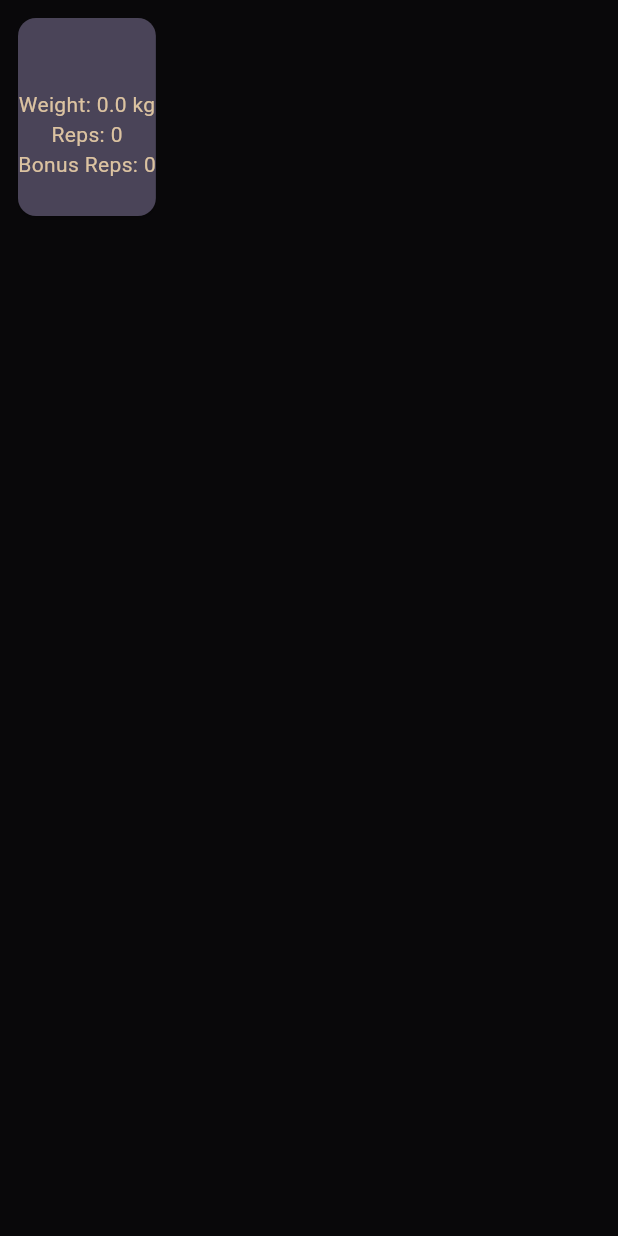
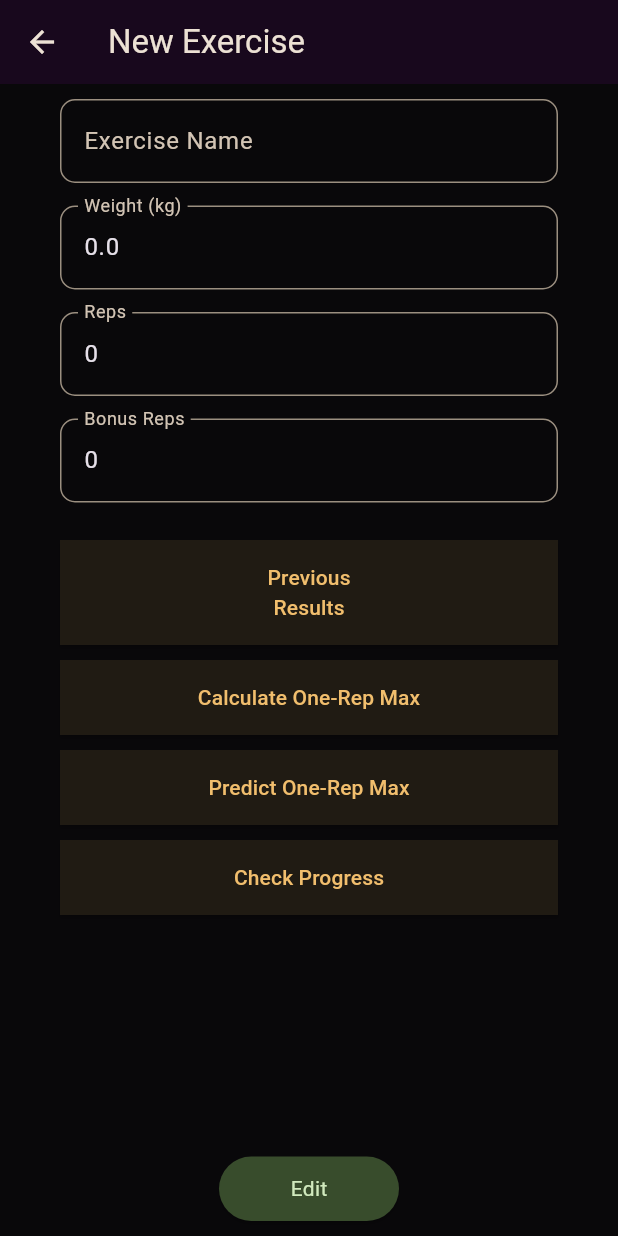
Before and after one commit to IgnacyBerent/Flutter-Workout_App, a Flutter app: the ExerciseCardInner widget shown alone on an empty page, opened directly with empty values, after a tap on an icon or button, on a phone screen of 412 x 824 dp. Run offline on Flutter 3.47's test engine with Material 3 defaults, Android fonts, the phone set to English and light mode, and no system bars; drawn by our look-alikes of flutter_typeahead; our stand-ins replace cloud_firestore, firebase_auth, firebase_core, flutter_riverpod; accounts and stored records are empty; generated files the repository leaves out were written again.

Commit message:
Adding editing exercise option

```diff
--- a/lib/providers/new_exercises_provider.dart
+++ b/lib/providers/new_exercises_provider.dart
@@ -12,10 +12,10 @@ class ExerciseNotifier extends StateNotifier<List<Exercise>> {
     state = state.where((e) => e != exercise).toList();
   }
 
-  void update(Exercise exercise) {
+  void update(Exercise editedExercise, Exercise exercise) {
     state = [
       for (final e in state)
-        if (e == exercise) exercise else e
+        if (e == exercise) editedExercise else e
     ];
   }
 
--- /dev/null
+++ b/lib/screens/edit_exercise.dart
@@ -0,0 +1,290 @@
+import 'package:flutter/material.dart';
+import 'package:flutter_riverpod/flutter_riverpod.dart';
+import 'package:workout_app/models/exercise_base.dart';
+import 'package:flutter_typeahead/flutter_typeahead.dart';
+import 'package:workout_app/providers/new_exercises_provider.dart';
+
+class EditExercise extends ConsumerStatefulWidget {
+  const EditExercise({
+    super.key,
+    required this.currentExercise,
+  });
+
+  final Exercise currentExercise;
+
+  @override
+  ConsumerState<EditExercise> createState() => _EditExerciseState();
+}
+
+class _EditExerciseState extends ConsumerState<EditExercise> {
+  final _options =
+      ExerciseName.values.map((exercise) => exercise.name).toList();
+  final _exerciseNameController = TextEditingController();
+  bool _isLoading = false;
+
+  final _formKey = GlobalKey<FormState>();
+
+  var _selectedExerciseName = '';
+  var _selectedWeight = 0.0;
+  var _selectedReps = 0;
+  var _selectedBonusReps = 0;
+
+  @override
+  void initState() {
+    super.initState();
+    _exerciseNameController.text = widget.currentExercise.name;
+    _selectedExerciseName = widget.currentExercise.name;
+    _selectedWeight = widget.currentExercise.weight;
+    _selectedReps = widget.currentExercise.reps;
+    _selectedBonusReps = widget.currentExercise.bonusReps;
+  }
+
+  void _editExercise() {
+    if (_formKey.currentState!.validate()) {
+      _formKey.currentState!.save();
+      setState(() {
+        _isLoading = true;
+      });
+
+      final editedExercise = Exercise(
+        name: _selectedExerciseName,
+        weight: _selectedWeight,
+        reps: _selectedReps,
+        bonusReps: _selectedBonusReps,
+      );
+
+      ref
+          .read(exerciseProvider.notifier)
+          .update(editedExercise, widget.currentExercise);
+      Navigator.of(context).pop();
+    }
+  }
+
+  @override
+  void dispose() {
+    _exerciseNameController.dispose();
+    super.dispose();
+  }
+
+  @override
+  Widget build(BuildContext context) {
+    return Scaffold(
+      resizeToAvoidBottomInset: false,
+      appBar: AppBar(
+        title: const Text('New Exercise'),
+      ),
+      body: Padding(
+        padding: const EdgeInsets.symmetric(horizontal: 40, vertical: 10),
+        child: Form(
+          key: _formKey,
+          child: Column(
+            children: [
+              TypeAheadField(
+                suggestionsCallback: ((search) => _options
+                    .where((option) =>
+                        option.toLowerCase().contains(search.toLowerCase()))
+                    .toList()),
+                controller: _exerciseNameController,
+                builder: (context, controller, focusNode) {
+                  return TextFormField(
+                    controller: controller,
+                    focusNode: focusNode,
+                    decoration: const InputDecoration(
+                      labelText: 'Exercise Name',
+                      border: OutlineInputBorder(
+                        borderRadius: BorderRadius.all(
+                          Radius.circular(10.0),
+                        ),
+                      ),
+                    ),
+                    validator: (value) {
+                      if (value == null || value.isEmpty) {
+                        return 'Please enter exercise name';
+                      }
+                      return null;
+                    },
+                    onSaved: (value) => _selectedExerciseName = value!,
+                  );
+                },
+                itemBuilder: (context, value) => ListTile(
+                  title: Text(value.toString()),
+                ),
+                onSelected: (value) {
+                  _exerciseNameController.text = value.toString();
+                },
+              ),
+              const SizedBox(height: 15),
+              TextFormField(
+                keyboardType: TextInputType.number,
+                initialValue: widget.currentExercise.weight.toString(),
+                decoration: const InputDecoration(
+                  labelText: 'Weight (kg)',
+                  border: OutlineInputBorder(
+                    borderRadius: BorderRadius.all(
+                      Radius.circular(10.0),
+                    ),
+                  ),
+                ),
+                validator: (value) {
+                  if (value == null || value.isEmpty) {
+                    return 'Please enter weight';
+                  }
+                  if (double.tryParse(value) == null ||
+                      double.parse(value) <= 0) {
+                    return 'Please enter valid weight';
+                  }
+                  return null;
+                },
+                onSaved: (value) => _selectedWeight = double.parse(value!),
+              ),
+              const SizedBox(height: 15),
+              TextFormField(
+                keyboardType: TextInputType.number,
+                initialValue: widget.currentExercise.reps.toString(),
+                decoration: const InputDecoration(
+                  labelText: 'Reps',
+                  border: OutlineInputBorder(
+                    borderRadius: BorderRadius.all(
+                      Radius.circular(10.0),
+                    ),
+                  ),
+                ),
+                validator: (value) {
+                  if (value == null || value.isEmpty) {
+                    return 'Please enter reps number';
+                  }
+                  if (int.tryParse(value) == null || int.parse(value) <= 0) {
+                    return 'Please enter valid reps number';
+                  }
+                  return null;
+                },
+                onSaved: (value) => _selectedReps = int.parse(value!),
+              ),
+              const SizedBox(height: 15),
+              TextFormField(
+                keyboardType: TextInputType.number,
+                initialValue: widget.currentExercise.bonusReps.toString(),
+                decoration: const InputDecoration(
+                  labelText: 'Bonus Reps',
+                  border: OutlineInputBorder(
+                    borderRadius: BorderRadius.all(
+                      Radius.circular(10.0),
+                    ),
+                  ),
+                ),
+                validator: (value) {
+                  if (value == null || value.isEmpty) {
+                    return 'Please enter reps number';
+                  }
+                  if (int.tryParse(value) == null || int.parse(value) < 0) {
+                    return 'Please enter valid reps number';
+                  }
+                  return null;
+                },
+                onSaved: (value) => _selectedBonusReps = int.parse(value!),
+              ),
+              const SizedBox(height: 25),
+              SizedBox(
+                height: 70,
+                width: double.infinity,
+                child: ElevatedButton(
+                  onPressed: () {},
+                  style: ButtonStyle(
+                    shape: MaterialStateProperty.all<RoundedRectangleBorder>(
+                      const RoundedRectangleBorder(
+                        borderRadius: BorderRadius.zero,
+                      ),
+                    ),
+                  ),
+                  child: Column(
+                    mainAxisAlignment: MainAxisAlignment.center,
+                    children: [
+                      Text('Previous'),
+                      Text('Results'),
+                    ],
+                  ),
+                ),
+              ),
+              const SizedBox(height: 10),
+              SizedBox(
+                height: 50,
+                width: double.infinity,
+                child: ElevatedButton(
+                  onPressed: () {},
+                  style: ButtonStyle(
+                    shape: MaterialStateProperty.all<RoundedRectangleBorder>(
+                      const RoundedRectangleBorder(
+                        borderRadius: BorderRadius.zero,
+                      ),
+                    ),
+                  ),
+                  child: Text('Calculate One-Rep Max'),
+                ),
+              ),
+              const SizedBox(height: 10),
+              SizedBox(
+                height: 50,
+                width: double.infinity,
+                child: ElevatedButton(
+                  onPressed: () {},
+                  style: ButtonStyle(
+                    shape: MaterialStateProperty.all<RoundedRectangleBorder>(
+                      const RoundedRectangleBorder(
+                        borderRadius: BorderRadius.zero,
+                      ),
+                    ),
+                  ),
+                  child: Text('Predict One-Rep Max'),
+                ),
+              ),
+              const SizedBox(height: 10),
+              SizedBox(
+                height: 50,
+                width: double.infinity,
+                child: ElevatedButton(
+                  onPressed: () {},
+                  style: ButtonStyle(
+                    shape: MaterialStateProperty.all<RoundedRectangleBorder>(
+                      const RoundedRectangleBorder(
+                        borderRadius: BorderRadius.zero,
+                      ),
+                    ),
+                  ),
+                  child: Text('Check Progress'),
+                ),
+              ),
+              const Spacer(),
+              SizedBox(
+                width: 120,
+                height: 43,
+                child: ElevatedButton(
+                  onPressed: _isLoading ? null : _editExercise,
+                  style: ElevatedButton.styleFrom(
+                    backgroundColor:
+                        Theme.of(context).colorScheme.tertiaryContainer,
+                  ),
+                  child: _isLoading
+                      ? CircularProgressIndicator(
+                          // Show loading animation when _isLoading is true
+                          valueColor: AlwaysStoppedAnimation<Color>(
+                            Theme.of(context).colorScheme.onTertiaryContainer,
+                          ),
+                        )
+                      : Text(
+                          'Edit',
+                          style:
+                              Theme.of(context).textTheme.bodyMedium!.copyWith(
+                                    color: Theme.of(context)
+                                        .colorScheme
+                                        .onTertiaryContainer,
+                                  ),
+                        ),
+                ),
+              ),
+            ],
+          ),
+        ),
+      ),
+    );
+  }
+}
--- a/lib/widgets/exercise_card_inner.dart
+++ b/lib/widgets/exercise_card_inner.dart
@@ -1,5 +1,6 @@
 import 'package:flutter/material.dart';
 import 'package:workout_app/models/exercise_base.dart';
+import 'package:workout_app/screens/edit_exercise.dart';
 import 'package:workout_app/widgets/exercise_card.dart';
 
 class ExerciseCardInner extends StatelessWidget {
@@ -14,7 +15,13 @@ class ExerciseCardInner extends StatelessWidget {
       child: SizedBox(
         height: 140,
         child: InkWell(
-            onTap: () {},
+            onTap: () {
+              Navigator.of(context).push(
+                MaterialPageRoute(
+                  builder: (ctx) => EditExercise(currentExercise: exercise),
+                ),
+              );
+            },
             borderRadius: BorderRadius.circular(16),
             splashColor: Theme.of(context).colorScheme.onSecondary,
             child: ExerciseCard(exercise)),
```
